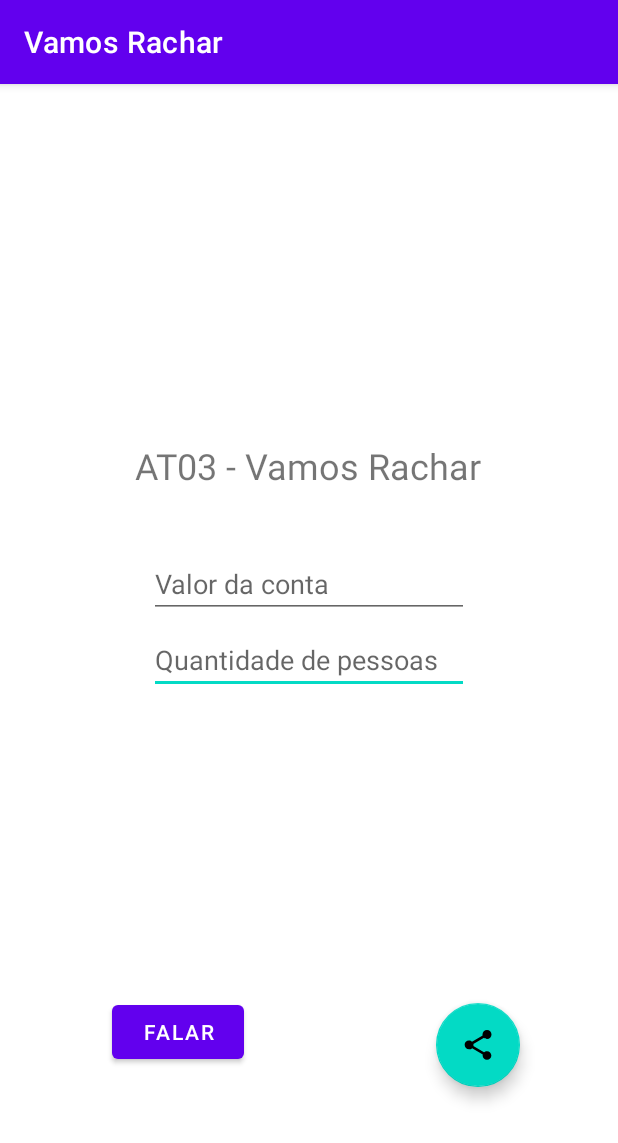
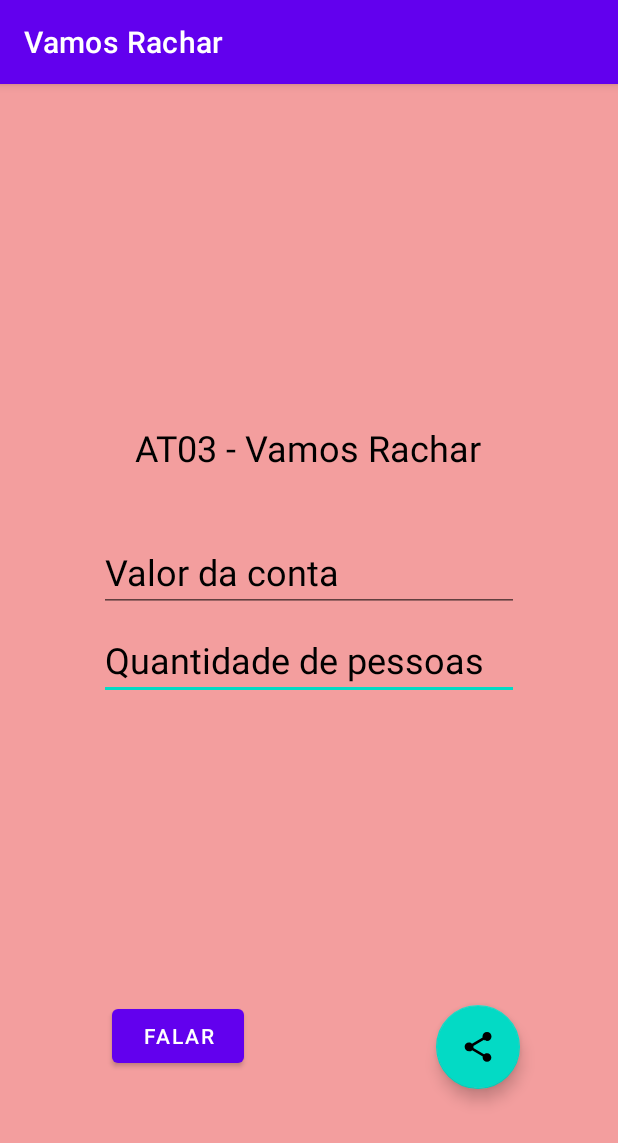
Before and after one commit to geoliveira/pdm, an Android app: the screen it shows after launch (MainActivity), on a phone screen of 412 x 824 dp. Shown: the top 1143 px of the screen. Run offline under Robolectric (Android 15) with nearby library versions, the phone set to English and light mode, and no system bars.

Commit message:
Fix: Changes for accessibility scanner

```diff
--- a/AT03 - Vamos Rachar/app/src/main/res/layout/activity_main.xml
+++ b/AT03 - Vamos Rachar/app/src/main/res/layout/activity_main.xml
@@ -4,6 +4,7 @@
     xmlns:tools="http://schemas.android.com/tools"
     android:layout_width="match_parent"
     android:layout_height="match_parent"
+    android:background="#F39E9E"
     tools:context=".MainActivity">
 
     <TextView
@@ -12,6 +13,7 @@
         android:layout_height="wrap_content"
         android:layout_marginBottom="40dp"
         android:text="AT03 - Vamos Rachar"
+        android:textColor="@color/black"
         android:textSize="24sp"
         app:layout_constraintBottom_toTopOf="@+id/edtConta"
         app:layout_constraintEnd_toEndOf="parent"
@@ -54,6 +56,9 @@
         android:ems="10"
         android:hint="Quantidade de pessoas"
         android:inputType="number"
+        android:minHeight="48dp"
+        android:textColorHint="@color/black"
+        android:textSize="24sp"
         app:layout_constraintBottom_toBottomOf="parent"
         app:layout_constraintEnd_toEndOf="parent"
         app:layout_constraintStart_toStartOf="parent"
@@ -62,11 +67,14 @@
     <EditText
         android:id="@+id/edtConta"
         android:layout_width="wrap_content"
-        android:layout_height="45dp"
+        android:layout_height="wrap_content"
         android:layout_marginBottom="5dp"
         android:ems="10"
         android:hint="Valor da conta"
         android:inputType="numberDecimal"
+        android:minHeight="48dp"
+        android:textColorHint="@color/black"
+        android:textSize="24sp"
         app:layout_constraintBottom_toTopOf="@+id/edtPessoas"
         app:layout_constraintEnd_toEndOf="parent"
         app:layout_constraintStart_toStartOf="parent"
```
